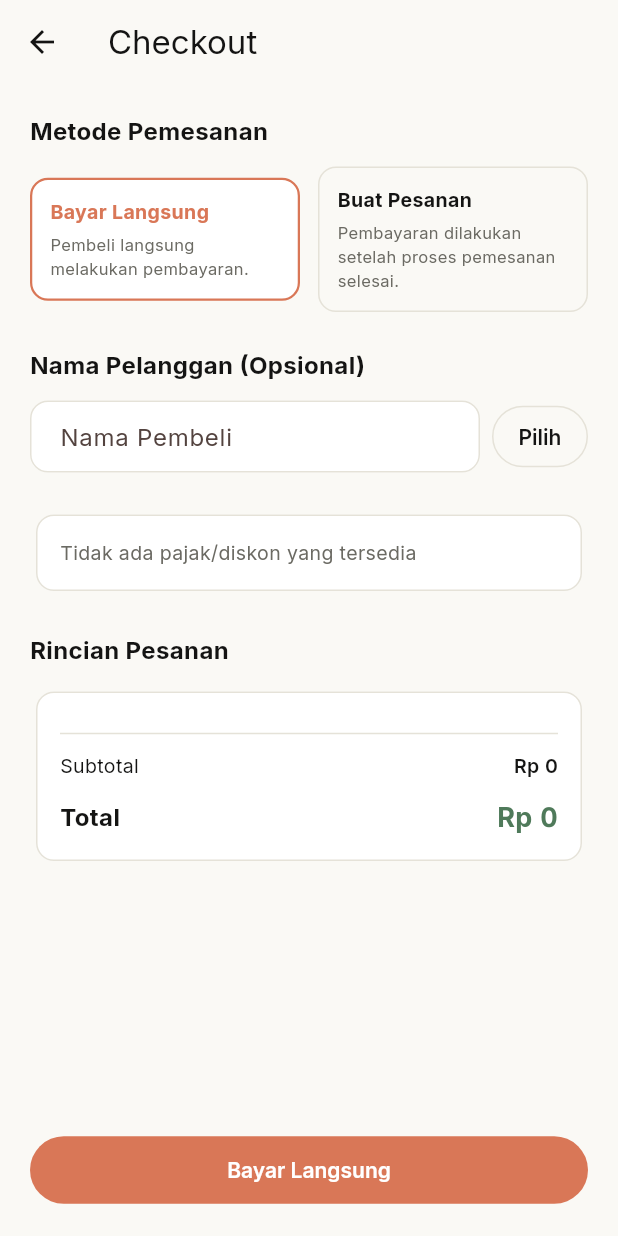
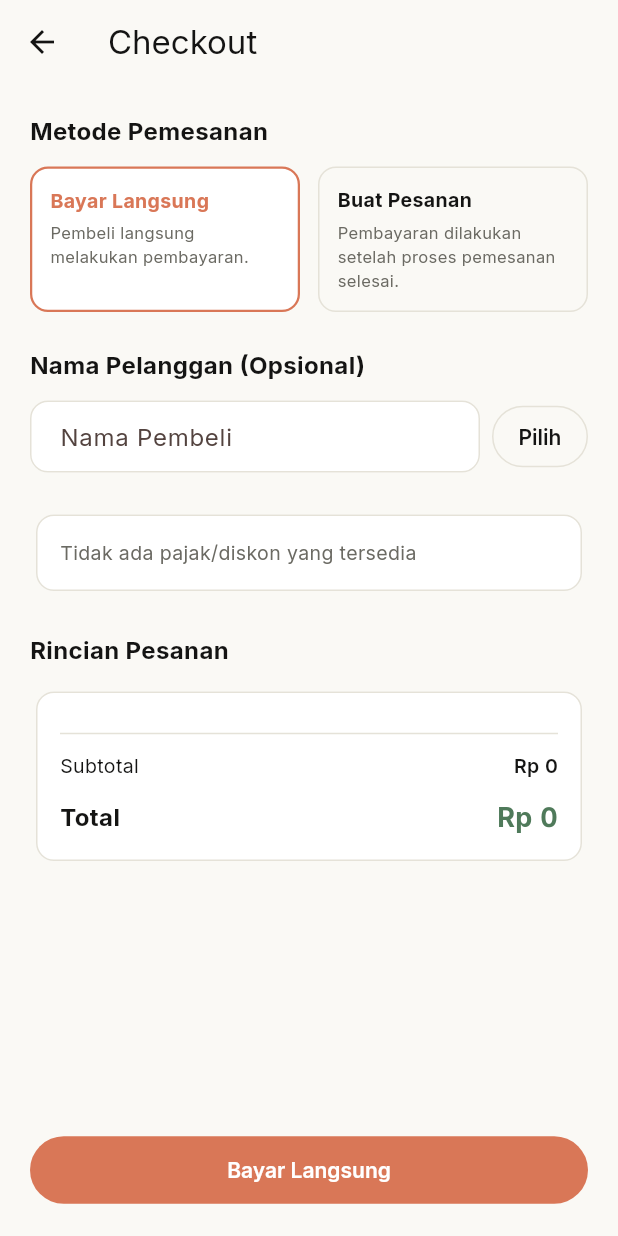
Before and after one commit to dianarifr/flutter_kasir, a Flutter app: the PosCheckoutPage screen opened directly, on a phone screen of 412 x 824 dp. Run offline on Flutter 3.47's test engine with Material 3 defaults, Android fonts, the phone set to English and light mode, and no system bars; our stand-ins replace flutter_dotenv, google_fonts, package_info_plus, shared_preferences; missing offline and left inert: flutter_date_range_picker; accounts and stored records are empty; network calls fail.

Commit message:
chore: posisi card metode pemesanan

```diff
--- a/lib/features/pos/pos_checkout_page.dart
+++ b/lib/features/pos/pos_checkout_page.dart
@@ -425,7 +425,12 @@ class _PosCheckoutPageState extends State<PosCheckoutPage> {
                         ),
                       ),
                       const SizedBox(height: 12),
-                      Row(
+                      // IntrinsicHeight + stretch agar kedua card selalu
+                      // setinggi card tertinggi, meski panjang subtitle
+                      // berbeda (mis. layar 5.5 inci).
+                      IntrinsicHeight(
+                        child: Row(
+                          crossAxisAlignment: CrossAxisAlignment.stretch,
                           children: [
                             Expanded(
                               child: _buildMethodCard(
@@ -440,10 +445,12 @@ class _PosCheckoutPageState extends State<PosCheckoutPage> {
                               child: _buildMethodCard(
                                 index: 1,
                                 title: 'Buat Pesanan',
-                              subtitle: 'Pembayaran dilakukan setelah proses pemesanan selesai.',
+                                subtitle:
+                                    'Pembayaran dilakukan setelah proses pemesanan selesai.',
                               ),
                             ),
                           ],
+                        ),
                       ),
                       const SizedBox(height: 24),
 
```
Also changed, not shown: 1 other file. Lines whose indentation alone changed are shown as unchanged.
